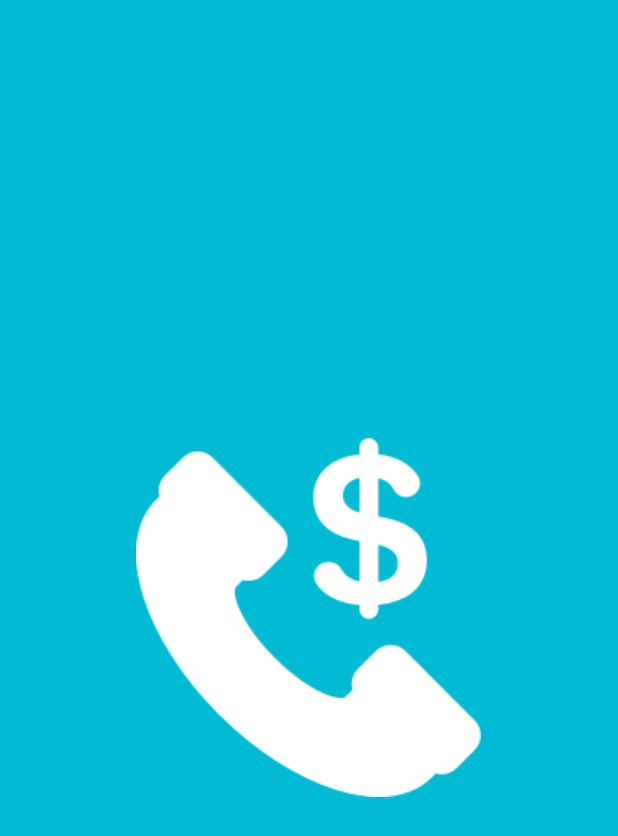
After one commit to Hermanio/twhackathon2017-secureATM, an Android app: the SplashActivity screen opened directly, with no data from a screen before it, on a phone screen of 412 x 824 dp. The commit adds this screen. Shown: the top 836 px of the screen. Run offline under Robolectric (Android 15) with nearby library versions, the phone set to English and light mode, and no system bars; 1 statement that could not run was skipped.

Commit message:
Added awesome splash screen

```diff
--- a/SecureATM/app/src/main/AndroidManifest.xml
+++ b/SecureATM/app/src/main/AndroidManifest.xml
@@ -13,10 +13,7 @@
         android:supportsRtl="true"
         android:theme="@style/Theme.AppCompat.Light.NoActionBar">
         <activity android:name=".MainActivity">
-            <intent-filter>
-                <action android:name="android.intent.action.MAIN" />
-                <category android:name="android.intent.category.LAUNCHER" />
-            </intent-filter>
+
         </activity>
         <activity android:name=".LoginActivity">
 
@@ -33,6 +30,15 @@
         <activity android:name=".PinActivity">
 
         </activity>
+        <activity
+            android:name=".SplashActivity"
+            android:theme="@style/SplashTheme">
+            <intent-filter>
+                <action android:name="android.intent.action.MAIN" />
+
+                <category android:name="android.intent.category.LAUNCHER" />
+            </intent-filter>
+        </activity>
     </application>
 
 
--- a/SecureATM/app/src/main/java/ee/unapuu/herman/secureatm/MainActivity.java
+++ b/SecureATM/app/src/main/java/ee/unapuu/herman/secureatm/MainActivity.java
@@ -1,5 +1,6 @@
 package ee.unapuu.herman.secureatm;
 
+import android.app.ProgressDialog;
 import android.content.Intent;
 import android.graphics.Bitmap;
 import android.graphics.BitmapFactory;
@@ -30,7 +31,6 @@ public class MainActivity extends AppCompatActivity {
     protected void onCreate(Bundle savedInstanceState) {
         super.onCreate(savedInstanceState);
         setContentView(R.layout.activity_main);
-
         takePicture();
     }
 
--- /dev/null
+++ b/SecureATM/app/src/main/java/ee/unapuu/herman/secureatm/SplashActivity.java
@@ -0,0 +1,26 @@
+package ee.unapuu.herman.secureatm;
+
+import android.app.Activity;
+import android.content.Intent;
+import android.os.Bundle;
+
+/**
+ * Created by toks on 22.04.17.
+ */
+
+public class SplashActivity extends Activity {
+
+    @Override
+    protected void onCreate(Bundle savedInstanceState) {
+        super.onCreate(savedInstanceState);
+
+        Intent intent = new Intent(this, MainActivity.class);
+        try {
+            Thread.sleep(1500);
+        } catch (InterruptedException e) {
+            e.printStackTrace();
+        }
+        startActivity(intent);
+        finish();
+    }
+}
--- /dev/null
+++ b/SecureATM/app/src/main/res/drawable/splash.xml
@@ -0,0 +1,14 @@
+<?xml version="1.0" encoding="utf-8"?>
+<layer-list xmlns:android="http://schemas.android.com/apk/res/android">
+    <item>
+        <shape android:shape="rectangle" >
+            <solid android:color="@color/blue" />
+        </shape>
+    </item>
+    <item>
+        <bitmap
+            android:gravity="center"
+            android:src="@drawable/logo_transparent"/>
+    </item>
+
+</layer-list>
--- a/SecureATM/app/src/main/res/values/styles.xml
+++ b/SecureATM/app/src/main/res/values/styles.xml
@@ -7,5 +7,9 @@
         <item name="colorPrimaryDark">@color/colorPrimaryDark</item>
         <item name="colorAccent">@color/colorAccent</item>
     </style>
+    <style name="SplashTheme" parent="Theme.AppCompat.NoActionBar">
+        <item name="android:colorBackground">@android:color/white</item>
+        <item name="android:windowBackground">@drawable/splash</item>
+    </style>
 
 </resources>
```
